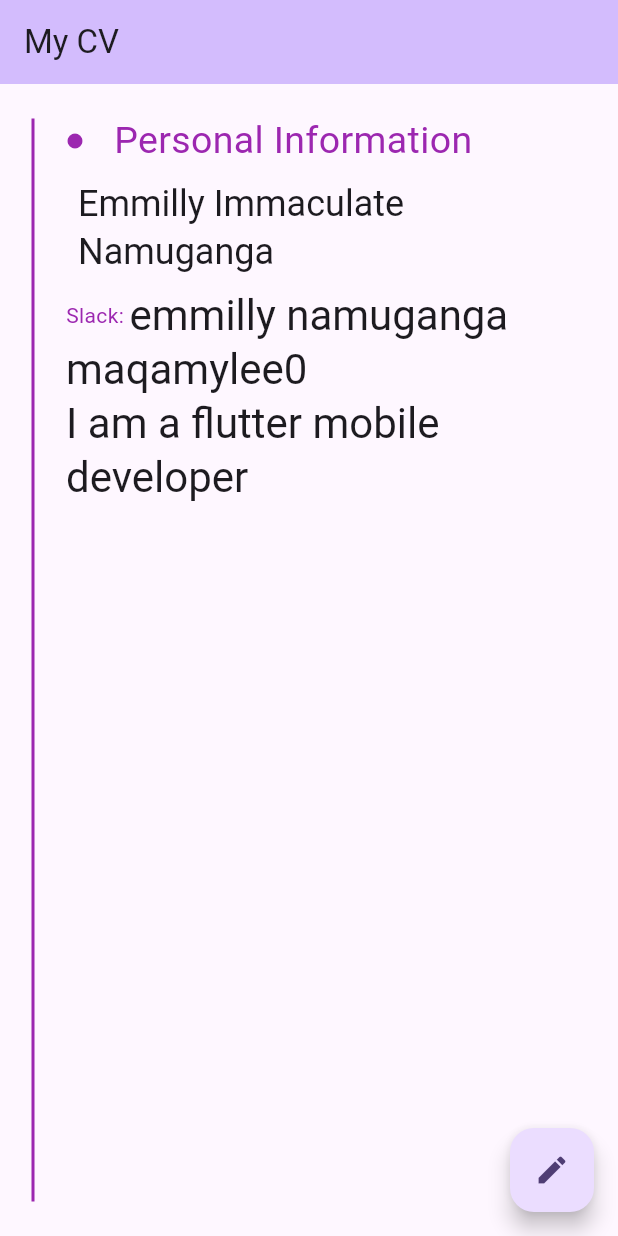
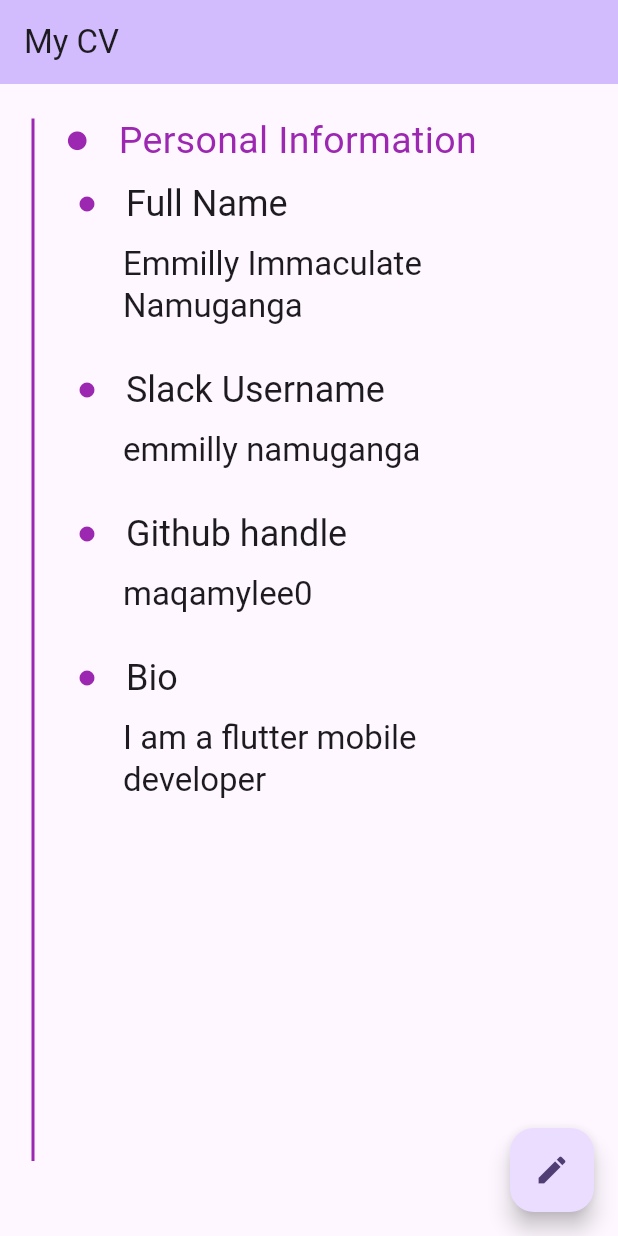
Before and after one commit to maqamylee0/hngx_cv_2, a Flutter app: the screen it shows after launch, on a phone screen of 412 x 824 dp. Run offline on Flutter 3.47's test engine with Material 2 defaults, Android fonts, the phone set to English and light mode, and no system bars.

Commit message:
Edit main page layout

```diff
--- a/lib/editPage.dart
+++ b/lib/editPage.dart
@@ -45,6 +45,7 @@ class _EditPageState extends State<EditPage> {
       ),
       body: Container(
         padding: EdgeInsets.all(20),
+        child: SingleChildScrollView(
           child: Column(
             children: [
               TextFormField(
@@ -87,6 +88,7 @@ class _EditPageState extends State<EditPage> {
 
             ],
           ),
+        ),
 
       ),
     );
--- a/lib/main.dart
+++ b/lib/main.dart
@@ -3,7 +3,7 @@ import 'package:flutter/material.dart';
 import 'editPage.dart';
 
 void main() {
-  runApp( MyApp());
+  runApp(MyApp());
 }
 
 class MyApp extends StatelessWidget {
@@ -22,13 +22,23 @@ class MyApp extends StatelessWidget {
         colorScheme: ColorScheme.fromSeed(seedColor: Colors.deepPurple),
         useMaterial3: true,
       ),
-      home:  MyHomePage(name: name, bio: bio, slack_username: slack_username, github_handle: github_handle,),
+      home: MyHomePage(
+        name: name,
+        bio: bio,
+        slack_username: slack_username,
+        github_handle: github_handle,
+      ),
     );
   }
 }
 
 class MyHomePage extends StatefulWidget {
-   MyHomePage({super.key,  this.name, this.bio, this.slack_username, this.github_handle});
+  MyHomePage(
+      {super.key,
+      this.name,
+      this.bio,
+      this.slack_username,
+      this.github_handle});
 
   String? name;
   String? bio;
@@ -40,14 +50,15 @@ class MyHomePage extends StatefulWidget {
 }
 
 class _MyHomePageState extends State<MyHomePage> {
-
-
-  Future<void> _goToEdit()async {
-     var result =  await Navigator.push(context, MaterialPageRoute(builder: (context)=>
-          EditPage(name:widget.name,
-              bio:widget.bio,
-              slack_username:widget.slack_username,
-              github_handle:widget.github_handle )));
+  Future<void> _goToEdit() async {
+    var result = await Navigator.push(
+        context,
+        MaterialPageRoute(
+            builder: (context) => EditPage(
+                name: widget.name,
+                bio: widget.bio,
+                slack_username: widget.slack_username,
+                github_handle: widget.github_handle)));
 
     if (result != null) {
       setState(() {
@@ -55,24 +66,16 @@ class _MyHomePageState extends State<MyHomePage> {
         widget.bio = result["bio"];
         widget.github_handle = result["github_handle"];
         widget.slack_username = result["slack_username"];
-
       });
     }
-
-
-
   }
-
 
   @override
   Widget build(BuildContext context) {
-
     return Scaffold(
       appBar: AppBar(
         leading: null,
-
         backgroundColor: Theme.of(context).colorScheme.inversePrimary,
-
         title: Text("My CV"),
       ),
       body: Container(
@@ -84,49 +87,154 @@ class _MyHomePageState extends State<MyHomePage> {
               thickness: 2,
               width: 4,
               color: Colors.purple,
-              endIndent: 3,
+              endIndent: 30,
             ),
-            SizedBox(width: 20,),
-            Expanded(
-
+            SizedBox(
+              width: 20,
+            ),
+            Container(
+              height: MediaQuery.of(context).size.height,
+              width:  MediaQuery.of(context).size.width * 0.7,
+              child: Expanded(
+                child: SingleChildScrollView(
                   child: Column(
                     mainAxisAlignment: MainAxisAlignment.start,
                     crossAxisAlignment: CrossAxisAlignment.start,
                     children: <Widget>[
-
                       Row(
                         children: [
-                      Icon(Icons.circle, size: 12, color: Colors.purple,),
-                      SizedBox(width: 20,),
-                      Text("Personal Information",
-                        style: TextStyle(color: Colors.purple, fontSize: 25, ),),
+                          Icon(
+                            Icons.circle,
+                            size: 15,
+                            color: Colors.purple,
+                          ),
+                          SizedBox(
+                            width: 20,
+                          ),
+                          Text(
+                            "Personal Information",
+                            style: TextStyle(
+                              color: Colors.purple,
+                              fontSize: 25,
+                            ),
+                          ),
                         ],
                       ),
                       Padding(
                         padding: const EdgeInsets.all(8.0),
-                     child: Text(
-                      "${widget.name}",
-                         style: Theme.of(context).textTheme.headlineSmall
+                        child: Column(
+                          crossAxisAlignment: CrossAxisAlignment.start,
+                          children: [
+                            Row(
+                              children: [
+                                Icon(
+                                  Icons.circle,
+                                  size: 12,
+                                  color: Colors.purple,
+                                ),
+                                SizedBox(
+                                  width: 20,
+                                ),
+                                Text("Full Name",
+                                    style:
+                                        Theme.of(context).textTheme.headlineSmall)
+                              ],
+                            ),
+                            Padding(
+                              padding: const EdgeInsets.fromLTRB(30, 10, 10, 10),
+                              child: Text("${widget.name}",
+                                  style: Theme.of(context).textTheme.titleLarge),
+                            )
+                          ],
                         ),
                       ),
+                      Padding(
+                        padding: const EdgeInsets.all(8.0),
+                        child: Column(
+                          crossAxisAlignment: CrossAxisAlignment.start,
+                          children: [
                             Row(
                               children: [
-                      Text("Slack: ", style: TextStyle(color: Colors.purple),),
-                      Text(
-                        '${widget.slack_username}',
-                        style: Theme.of(context).textTheme.headlineMedium,
+                                Icon(
+                                  Icons.circle,
+                                  size: 12,
+                                  color: Colors.purple,
+                                ),
+                                SizedBox(
+                                  width: 20,
+                                ),
+                                Text("Slack Username",
+                                    style:
+                                    Theme.of(context).textTheme.headlineSmall)
+                              ],
+                            ),
+                            Padding(
+                              padding: const EdgeInsets.fromLTRB(30, 10, 10, 10),
+                              child: Text("${widget.slack_username}",
+                                  style: Theme.of(context).textTheme.titleLarge),
+                            )
+                          ],
+                        ),
+                      ),
+                      Padding(
+                        padding: const EdgeInsets.all(8.0),
+                        child: Column(
+                          crossAxisAlignment: CrossAxisAlignment.start,
+                          children: [
+                            Row(
+                              children: [
+                                Icon(
+                                  Icons.circle,
+                                  size: 12,
+                                  color: Colors.purple,
+                                ),
+                                SizedBox(
+                                  width: 20,
+                                ),
+                                Text("Github handle",
+                                    style:
+                                    Theme.of(context).textTheme.headlineSmall)
+                              ],
+                            ),
+                            Padding(
+                              padding: const EdgeInsets.fromLTRB(30, 10, 10, 10),
+                              child: Text("${widget.github_handle}",
+                                  style: Theme.of(context).textTheme.titleLarge),
+                            )
+                          ],
+                        ),
+                      ),
+                      Padding(
+                        padding: const EdgeInsets.all(8.0),
+                        child: Column(
+                          crossAxisAlignment: CrossAxisAlignment.start,
+                          children: [
+                            Row(
+                              children: [
+                                Icon(
+                                  Icons.circle,
+                                  size: 12,
+                                  color: Colors.purple,
+                                ),
+                                SizedBox(
+                                  width: 20,
+                                ),
+                                Text("Bio",
+                                    style:
+                                    Theme.of(context).textTheme.headlineSmall)
+                              ],
+                            ),
+                            Padding(
+                              padding: const EdgeInsets.fromLTRB(30, 10, 10, 10),
+                              child: Text("${widget.bio}",
+                                  style: Theme.of(context).textTheme.titleLarge),
+                            )
+                          ],
+                        ),
                       ),
                     ],
                   ),
-                  Text(
-                    '${widget.github_handle}',
-                    style: Theme.of(context).textTheme.headlineMedium,
                 ),
-                  Text(
-                    '${widget.bio}',
-                    style: Theme.of(context).textTheme.headlineMedium,
-                  ),
-                ],
               ),
             ),
           ],
```
Lines whose indentation alone changed are shown as unchanged.
